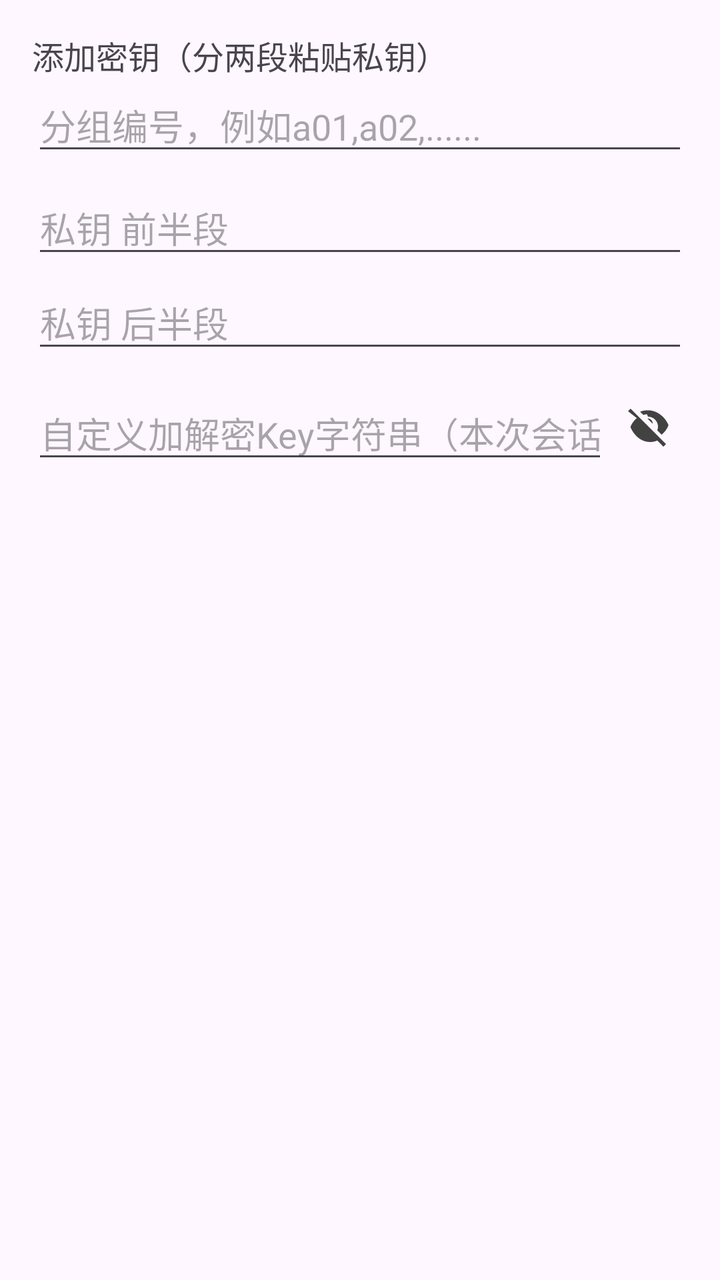
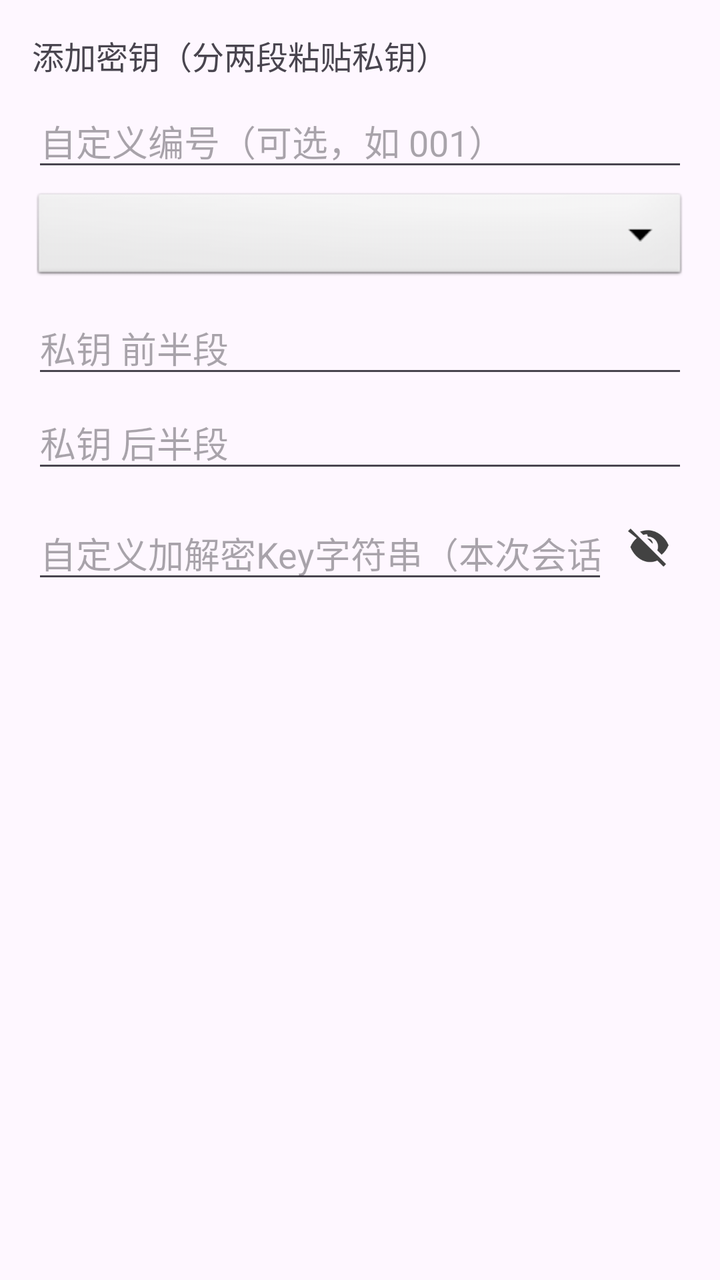

Before-and-after screenshots of an Android layout around one commit, followed by the original layout XML and the change that was made.
<!-- AndroidManifest.xml: application theme Theme.WlClient -->
<!-- res/layout/dialog_add_key.xml -->
<?xml version="1.0" encoding="utf-8"?>
<LinearLayout xmlns:android="http://schemas.android.com/apk/res/android"
    android:layout_width="match_parent"
    android:layout_height="wrap_content"
    android:orientation="vertical"
    android:padding="16dp">

    <TextView
        android:layout_width="wrap_content"
        android:layout_height="wrap_content"
        android:text="添加密钥（分两段粘贴私钥）"
        android:textSize="16sp"/>

    
    <EditText
        android:id="@+id/et_group_no"
        android:layout_width="match_parent"
        android:layout_height="wrap_content"
        android:hint="分组编号，例如a01,a02,......"
        android:maxLength="10"
        android:inputType="textCapCharacters" />

    

    
    <EditText
        android:id="@+id/et_pk_part1"
        android:layout_width="match_parent"
        android:layout_height="wrap_content"
        android:hint="私钥 前半段"
        android:inputType="textNoSuggestions"
        android:layout_marginTop="8dp"/>

    
    <EditText
        android:id="@+id/et_pk_part2"
        android:layout_width="match_parent"
        android:layout_height="wrap_content"
        android:hint="私钥 后半段"
        android:inputType="textNoSuggestions"
        android:layout_marginTop="4dp"/>

    
    <RelativeLayout
        android:layout_width="match_parent"
        android:layout_height="wrap_content"
        android:layout_marginTop="12dp">
        <EditText
            android:id="@+id/et_user_crypto_key"
            android:layout_width="match_parent"
            android:layout_height="wrap_content"
            android:hint="自定义加解密Key字符串（本次会话生效，不保存）"
            android:inputType="textPassword"
            android:layout_toLeftOf="@id/iv_eye_toggle"/>

        <ImageButton
            android:id="@+id/iv_eye_toggle"
            android:layout_width="40dp"
            android:layout_height="40dp"
            android:layout_alignParentEnd="true"
            android:background="?attr/selectableItemBackgroundBorderless"
            android:contentDescription="显示/隐藏密码"
            android:src="@drawable/ic_eye_off_svg"/>
    </RelativeLayout>

</LinearLayout>
<!-- resources referenced by this layout -->
<resources>
  <!-- drawable ic_eye_off_svg (drawable) -->
  <?xml version="1.0" encoding="utf-8"?>
  <vector xmlns:android="http://schemas.android.com/apk/res/android"
      android:width="24dp"
      android:height="24dp"
      android:viewportWidth="24"
      android:viewportHeight="24">
      <path
          android:fillColor="#424242"
          android:pathData="M12,7c2.76,0 5,2.24 5,5c0,0.65 -0.13,1.26 -0.36,1.83l2.19,2.19c1.51,-1.26 2.7,-2.89 3.43,-4.72c-1.73,-4.39 -6,-7.5 -10.26,-7.5c-1.4,0 -2.74,0.25 -4,0.7l1.64,1.64c0.58,-0.23 1.2,-0.34 1.86,-0.34zM2,4.27L3.28,3L21,20.72L19.73,22l-3.06,-3.06c-1.13,0.48 -2.36,0.74 -3.67,0.74c-4.32,0 -7.95,-3.11 -9.8,-7.5c0.69,-1.76 1.79,-3.3 3.19,-4.47L2,4.27zM7.53,9.8l1.55,1.55c-0.05,0.21 -0.08,0.43 -0.08,0.65c0,1.38 1.12,2.5 2.5,2.5c0.22,0 0.44,-0.03 0.65,-0.08l1.55,1.55c-0.67,0.33 -1.41,0.53 -2.2,0.53c-2.76,0 -5,-2.24 -5,-5c0,-0.79 0.2,-1.53 0.53,-2.2zM11.17,7.41l3.15,3.15l0.02,-0.16c0,-1.38 -1.12,-2.5 -2.5,-2.5l-0.17,0.01z"/>
  </vector>
  <style name="Theme.WlClient" parent="Base.Theme.WlClient" />
  <style name="Base.Theme.WlClient" parent="Theme.Material3.DayNight.NoActionBar">
          
          
      </style>
</resources>

<!-- the commit's change to res/layout/dialog_add_key.xml (unified diff, before → after) -->
@@ -11,16 +11,21 @@
         android:text="添加密钥（分两段粘贴私钥）"
         android:textSize="16sp"/>
 
-    
     <EditText
-        android:id="@+id/et_group_no"
+        android:id="@+id/et_custom_code"
         android:layout_width="match_parent"
         android:layout_height="wrap_content"
-        android:hint="分组编号，例如a01,a02,......"
-        android:maxLength="10"
-        android:inputType="textCapCharacters" />
+        android:hint="自定义编号（可选，如 001）"
+        android:inputType="text"
+        android:layout_marginTop="8dp"/>
 
     
+    <Spinner
+        android:id="@+id/sp_group_no"
+        android:layout_width="match_parent"
+        android:layout_height="48dp"
+        android:layout_marginTop="4dp"
+        android:background="@android:drawable/btn_dropdown" />
 
     
     <EditText
